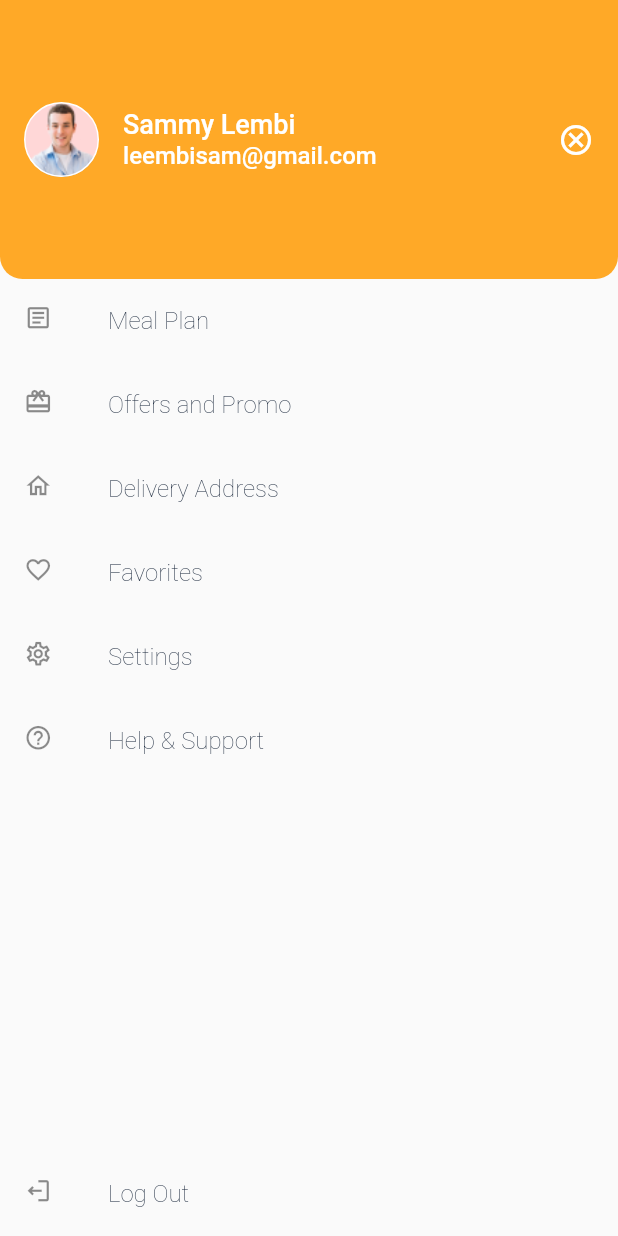
After one commit to uchehart/fs, a Flutter app: the SideBar screen opened directly, on a phone screen of 412 x 824 dp. The commit adds this screen. Run offline on Flutter 3.47's test engine with Material 2 defaults, Android fonts, the light colour scheme and no system bars; our stand-ins replace flutter_svg, google_fonts; Roboto replaces fonts that are missing (Gidugu).

Commit message:
Side Bar

```diff
--- /dev/null
+++ b/lib/ui/views/screens/sidebar/sidebar.dart
@@ -0,0 +1,95 @@
+import 'package:flutter/cupertino.dart';
+import 'package:flutter/material.dart';
+import 'package:flutter/painting.dart';
+import 'package:foodsub/ui/views/screens/sidebar/sidebar_top.dart';
+import 'package:foodsub/ui/views/shared/Widgets/style.dart';
+
+import 'dart:math' as math;
+
+class SideBar extends StatelessWidget {
+  const SideBar({Key? key}) : super(key: key);
+
+  @override
+  Widget build(BuildContext context) {
+    return Scaffold(
+      body: Column(children: [
+        const SideBarTop(),
+        ListTile(
+          leading: const Icon(
+            Icons.article_outlined,
+            size: 19,
+          ),
+          title: Text(
+            'Meal Plan',
+            style: AppTextStyles.subtitle.copyWith(fontWeight: FontWeight.w100),
+          ),
+        ),
+        ListTile(
+          leading: const Icon(
+            Icons.redeem_outlined,
+            size: 19,
+          ),
+          title: Text(
+            'Offers and Promo',
+            style: AppTextStyles.subtitle.copyWith(fontWeight: FontWeight.w100),
+          ),
+        ),
+        ListTile(
+          leading: const Icon(
+            Icons.home_outlined,
+            size: 19,
+          ),
+          title: Text(
+            'Delivery Address',
+            style: AppTextStyles.subtitle.copyWith(fontWeight: FontWeight.w100),
+          ),
+        ),
+        ListTile(
+          leading: const Icon(
+            Icons.favorite_border_outlined,
+            size: 19,
+          ),
+          title: Text(
+            'Favorites',
+            style: AppTextStyles.subtitle.copyWith(fontWeight: FontWeight.w100),
+          ),
+        ),
+        ListTile(
+          leading: const Icon(
+            Icons.settings_outlined,
+            size: 19,
+          ),
+          title: Text(
+            'Settings',
+            style: AppTextStyles.subtitle.copyWith(fontWeight: FontWeight.w100),
+          ),
+        ),
+        ListTile(
+          leading: const Icon(
+            Icons.help_outline_outlined,
+            size: 19,
+          ),
+          title: Text(
+            'Help & Support',
+            style: AppTextStyles.subtitle.copyWith(fontWeight: FontWeight.w100),
+          ),
+        ),
+        const Spacer(),
+        ListTile(
+          leading: Transform(
+            alignment: Alignment.center,
+            transform: Matrix4.rotationY(math.pi),
+            child: const Icon(
+              Icons.logout_outlined,
+              size: 19,
+            ),
+          ),
+          title: Text(
+            'Log Out',
+            style: AppTextStyles.subtitle.copyWith(fontWeight: FontWeight.w100),
+          ),
+        ),
+      ]),
+    );
+  }
+}
--- /dev/null
+++ b/lib/ui/views/screens/sidebar/sidebar_top.dart
@@ -0,0 +1,49 @@
+import 'package:flutter/cupertino.dart';
+import 'package:flutter/material.dart';
+import 'package:foodsub/ui/views/shared/Widgets/colors.dart';
+import 'package:foodsub/ui/views/shared/Widgets/images.dart';
+import 'package:foodsub/ui/views/shared/Widgets/style.dart';
+
+class SideBarTop extends StatelessWidget {
+  const SideBarTop({Key? key}) : super(key: key);
+
+  @override
+  Widget build(BuildContext context) {
+    return Container(
+      alignment: Alignment.center,
+      height: 186,
+      width: MediaQuery.of(context).size.width,
+      decoration: const BoxDecoration(
+          color: AppColors.orange,
+          borderRadius: BorderRadius.only(
+            bottomLeft: Radius.circular(15.0),
+            bottomRight: Radius.circular(15.0),
+          )),
+      child: ListTile(
+        leading: Container(
+          height: 50,
+          width: 50,
+          decoration: BoxDecoration(
+              color: const Color.fromRGBO(255, 215, 215, 1),
+              image: const DecorationImage(
+                  image: AssetImage(avatar), fit: BoxFit.fill),
+              shape: BoxShape.circle,
+              border: Border.all(width: 1, color: Colors.white)),
+        ),
+        title: Text('Sammy Lembi',
+            style: AppTextStyles.heading3.copyWith(color: Colors.white)),
+        subtitle: Text(
+          'leembisam@gmail.com',
+          style: AppTextStyles.subtitle.copyWith(color: Colors.white),
+        ),
+        trailing: GestureDetector(
+          child: const Icon(
+            Icons.cancel_outlined,
+            size: 24,
+            color: Colors.white,
+          ),
+        ),
+      ),
+    );
+  }
+}
--- a/lib/ui/views/shared/Widgets/images.dart
+++ b/lib/ui/views/shared/Widgets/images.dart
@@ -10,3 +10,4 @@ const String calendarPrev = "assets/calendarPrev.jpg";
 const String calendarPrev2 = "assets/calendarPrev2.jpg";
 const String fire = "assets/fire.png";
 const String sausage = "assets/sausage.png";
+const String avatar = "assets/avatar.png";
```
Also changed, not shown: assets/avatar.png (added).
